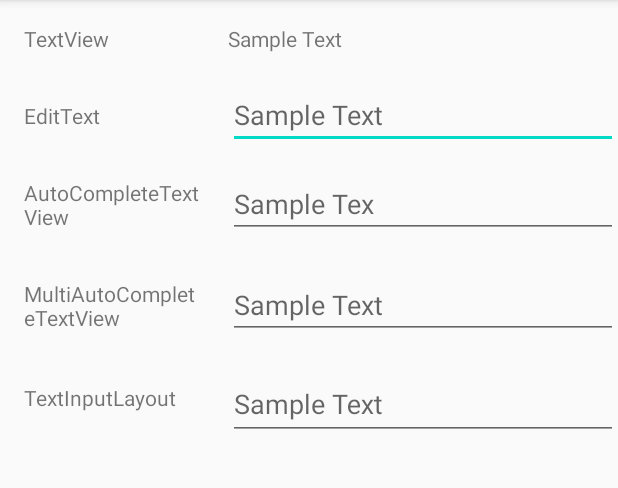
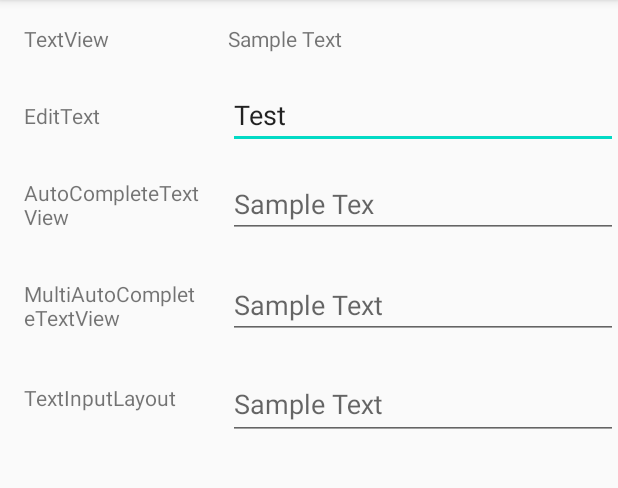
Before and after one commit to adventam10/WidgetSample, an Android app: the screen it shows after launch (TextActivity), after a tap on "Texts", on a phone screen of 412 x 824 dp, the part 84-572 px from its top. Run offline under Robolectric (Android 15) with nearby library versions, the phone set to English and light mode, and no system bars.

Commit message:
Add editText event listener

```diff
--- a/WidgetSample/app/src/main/java/com/example/widgetsample/TextActivity.kt
+++ b/WidgetSample/app/src/main/java/com/example/widgetsample/TextActivity.kt
@@ -1,12 +1,41 @@
 package com.example.widgetsample
 
+import android.os.Bundle
+import android.text.Editable
+import android.text.TextWatcher
+import android.util.Log
+import android.widget.EditText
+import android.widget.TextView
 import androidx.appcompat.app.AppCompatActivity
-import android.os.Bundle
+
 
 class TextActivity : AppCompatActivity() {
+    companion object {
+        private val TAG = TextActivity::class.java.simpleName
+    }
 
     override fun onCreate(savedInstanceState: Bundle?) {
         super.onCreate(savedInstanceState)
         setContentView(R.layout.activity_text)
+
+        val editText = findViewById<EditText>(R.id.edit_text)
+        editText.setText("Test", TextView.BufferType.NORMAL)
+        editText.text.toString()
+        editText.addTextChangedListener(object : TextWatcher {
+            // 文字１つを入力した時に呼び出される
+            override fun onTextChanged(s: CharSequence, start: Int, before: Int, count: Int) {
+                Log.d(TAG, "onTextChanged! ${s.toString()}, start: $start, before: $before, count: $count")
+            }
+
+            // 文字列が修正される直前に呼び出される
+            override fun beforeTextChanged(s: CharSequence, start: Int, count: Int, after: Int) {
+                Log.d(TAG, "beforeTextChanged! ${s.toString()}, start: $start, count: $count, after: $after")
+            }
+
+            // 文字列が変更されたときに呼び出される。
+            override fun afterTextChanged(s: Editable) {
+                Log.d(TAG, "afterTextChanged! ${s.toString()}")
+            }
+        })
     }
 }
--- a/WidgetSample/app/src/main/res/layout/activity_text.xml
+++ b/WidgetSample/app/src/main/res/layout/activity_text.xml
@@ -43,6 +43,7 @@
                 android:text="EditText" />
 
             <EditText
+                android:id="@+id/edit_text"
                 android:layout_width="wrap_content"
                 android:layout_height="wrap_content"
                 android:layout_weight="1"
```
